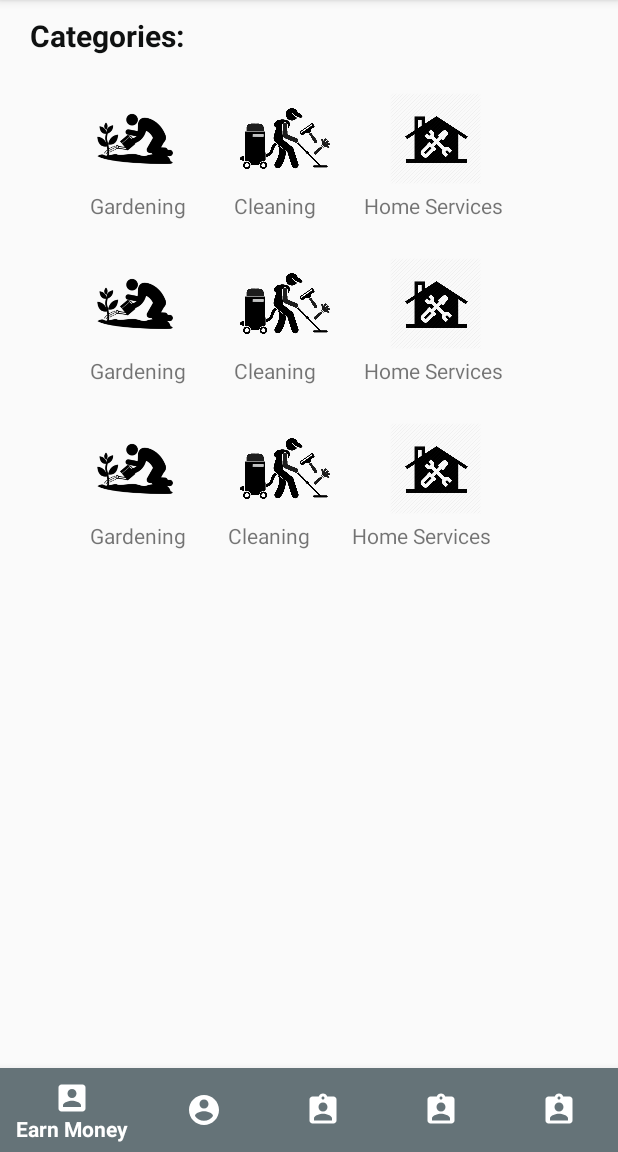
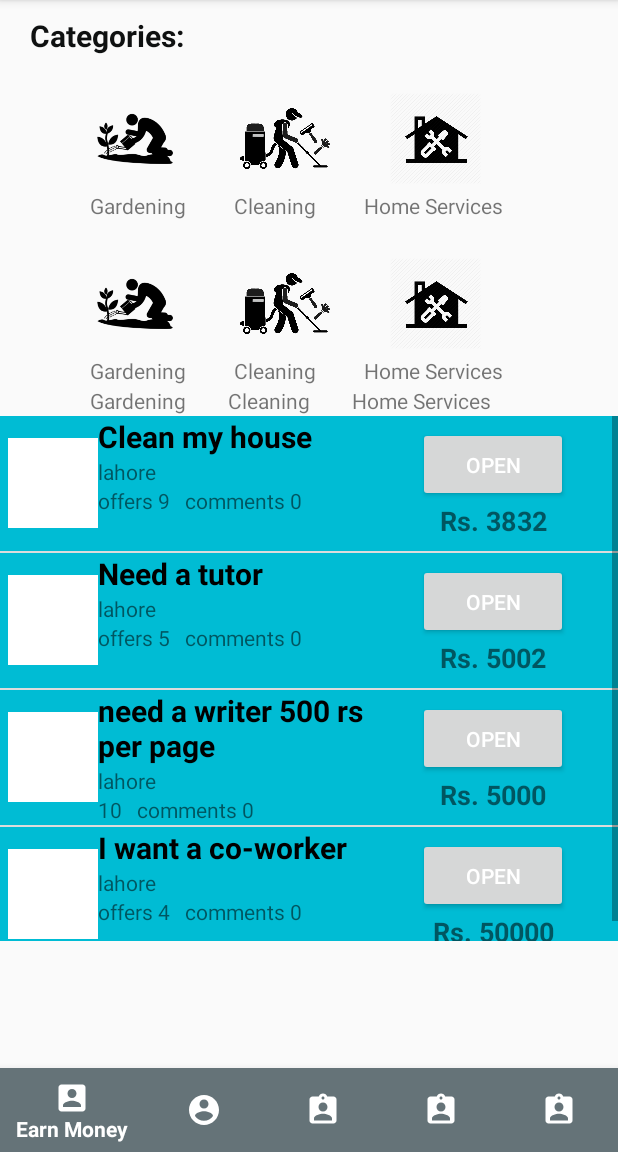
Before and after one commit to bilalhussain793/GetDone, an Android app: the fragment HomeFragment placed in its activity, on a phone screen of 412 x 824 dp, the part 84-1236 px from its top. Run offline under Robolectric (Android 15) with nearby library versions, the phone set to English and light mode, and no system bars; our stand-ins replace Firebase (no records; nobody signed in at launch, a user with empty details on screens opened directly), Volley.

Commit message:
Chat Updated & made some changes

```diff
--- a/app/src/main/java/com/example/abdullah/getdone/HomeFragment.java
+++ b/app/src/main/java/com/example/abdullah/getdone/HomeFragment.java
@@ -5,6 +5,8 @@ import android.app.ProgressDialog;
 import android.content.Intent;
 import android.os.Build;
 import android.os.Bundle;
+import android.support.annotation.NonNull;
+import android.support.annotation.Nullable;
 import android.support.annotation.RequiresApi;
 import android.support.v7.widget.RecyclerView;
 import android.view.LayoutInflater;
@@ -20,6 +22,11 @@ import com.android.volley.Response;
 import com.android.volley.VolleyError;
 import com.android.volley.toolbox.StringRequest;
 import com.android.volley.toolbox.Volley;
+import com.google.firebase.database.ChildEventListener;
+import com.google.firebase.database.DataSnapshot;
+import com.google.firebase.database.DatabaseError;
+import com.google.firebase.database.DatabaseReference;
+import com.google.firebase.database.FirebaseDatabase;
 
 import org.json.JSONArray;
 import org.json.JSONException;
@@ -38,6 +45,7 @@ public class HomeFragment extends Fragment {
     ArrayList<String> prc=new ArrayList<String>();
     ArrayList<String> ofr=new ArrayList<String>();
     ArrayList<String> loc=new ArrayList<String>();
+    DatabaseReference databaseReference;
 
     @RequiresApi(api = Build.VERSION_CODES.O)
     @Override
@@ -47,11 +55,69 @@ public class HomeFragment extends Fragment {
 
         view = inflater.inflate(R.layout.fragment_home, container, false);
 
+
+        databaseReference= FirebaseDatabase.getInstance().getReference("posttask");
+
         lv=view.findViewById(R.id.recylcerView);
+
+        desc.add("Clean my house");
+        prc.add("Rs. 3832");
+        ofr.add("offers 9");
+        loc.add("lahore");
+
+        desc.add("Need a tutor");
+        prc.add("Rs. 5002");
+        ofr.add("offers 5");
+        loc.add("lahore");
+
+        desc.add("need a writer 500 rs per page");
+        prc.add("Rs. 5000");
+        ofr.add("10");
+        loc.add("lahore");
+
+        desc.add("I want a co-worker");
+        prc.add("Rs. 50000");
+        ofr.add("offers 4");
+        loc.add("lahore");
 //
-        ListAdapt adapter=new ListAdapt(getActivity(),desc,prc,ofr,loc);
+        final ListAdapt adapter=new ListAdapt(getActivity(),desc,prc,ofr,loc);
 
         lv.setAdapter(adapter);
+
+//        databaseReference.addChildEventListener(new ChildEventListener() {
+//            @Override
+//            public void onChildAdded(@NonNull DataSnapshot dataSnapshot, @Nullable String s) {
+//
+//                String value =dataSnapshot.getValue(POST.class).toString();
+//
+//                desc.add(value);
+//                prc.add("3832");
+//                ofr.add("ahmas");
+//                loc.add("lahore");
+//               // adapter.notifyDataSetChanged();
+//
+//            }
+//
+//            @Override
+//            public void onChildChanged(@NonNull DataSnapshot dataSnapshot, @Nullable String s) {
+//
+//            }
+//
+//            @Override
+//            public void onChildRemoved(@NonNull DataSnapshot dataSnapshot) {
+//
+//            }
+//
+//            @Override
+//            public void onChildMoved(@NonNull DataSnapshot dataSnapshot, @Nullable String s) {
+//
+//            }
+//
+//            @Override
+//            public void onCancelled(@NonNull DatabaseError databaseError) {
+//
+//            }
+//        });
 
         return view;
 
@@ -61,7 +127,7 @@ public class HomeFragment extends Fragment {
 //        String url = "https://getdone-2c10b.firebaseio.com/posttask.json";
 //
 //
-//        StringRequest request = new StringRequest(Request.Method.GET, url, new Response.Listener<String>(){
+//        StringRequest request = new StringRequest(Request.Meth/od.GET, url, new Response.Listener<String>(){
 //            @Override
 //            public void onResponse(String s) {
 //                if(s.equals("null")){
--- a/app/src/main/res/layout/fragment_home.xml
+++ b/app/src/main/res/layout/fragment_home.xml
@@ -208,48 +208,7 @@
 
 
                </LinearLayout>
-               <LinearLayout
-                   android:id="@+id/thirdLayout"
-                   android:layout_width="match_parent"
-                   android:layout_height="wrap_content"
-                   android:layout_marginTop="20dp"
-                   android:paddingLeft="30dp"
-                   android:orientation="horizontal"
-                   android:weightSum="3">
 
-                   <!-- place one TextView and one EditText inside layout using weight property -->
-
-                   <ImageView
-                       android:layout_width="30dp"
-                       android:layout_height="70dp"
-                       android:layout_marginRight="10dp"
-                       android:layout_marginLeft="20dp"
-                       android:layout_weight="0.6"
-                       android:gravity="center_vertical"
-                       android:paddingLeft="10dp"
-                       android:src="@drawable/gardening" />
-                   <ImageView
-                       android:layout_width="30dp"
-                       android:layout_height="70dp"
-                       android:layout_marginRight="10dp"
-                       android:layout_marginLeft="20dp"
-                       android:layout_weight="0.6"
-                       android:gravity="center_vertical"
-                       android:paddingLeft="10dp"
-                       android:src="@drawable/cleaning" />
-                   <ImageView
-                       android:layout_width="30dp"
-                       android:layout_height="70dp"
-                       android:layout_marginRight="10dp"
-                       android:layout_marginLeft="20dp"
-                       android:layout_weight="0.6"
-                       android:gravity="center_vertical"
-                       android:paddingLeft="10dp"
-                       android:src="@drawable/homeservice" />
-
-
-
-               </LinearLayout>
                <LinearLayout
                    android:id="@+id/text3Layout"
                    android:layout_width="match_parent"
@@ -299,7 +258,7 @@
                <ListView
                    android:id="@+id/recylcerView"
                    android:layout_width="match_parent"
-                   android:layout_height="match_parent"
+                   android:layout_height="350dp"
                    tools:layout_editor_absoluteX="745dp"
                    tools:layout_editor_absoluteY="-51dp" >
                </ListView>
--- a/app/src/main/res/layout/listview_layout.xml
+++ b/app/src/main/res/layout/listview_layout.xml
@@ -2,17 +2,19 @@
 <LinearLayout xmlns:android="http://schemas.android.com/apk/res/android"
     android:layout_width="match_parent"
     android:layout_height="match_parent"
+    android:background="#00BCD4"
     android:orientation="vertical">
 
     <LinearLayout
         android:layout_width="match_parent"
-        android:layout_height="120dp"
+        android:layout_height="90dp"
         android:orientation="horizontal">
 
         <ImageView
-            android:layout_width="100dp"
-            android:layout_height="100dp"
+            android:layout_width="60dp"
+            android:layout_height="60dp"
             android:layout_gravity="center"
+            android:background="#fff"
             android:layout_marginLeft="5dp"
             android:id="@+id/iv"/>
         <LinearLayout
```
Also changed, not shown: app/src/main/java/com/example/abdullah/getdone/POST.java (added, +64 -0 lines).
